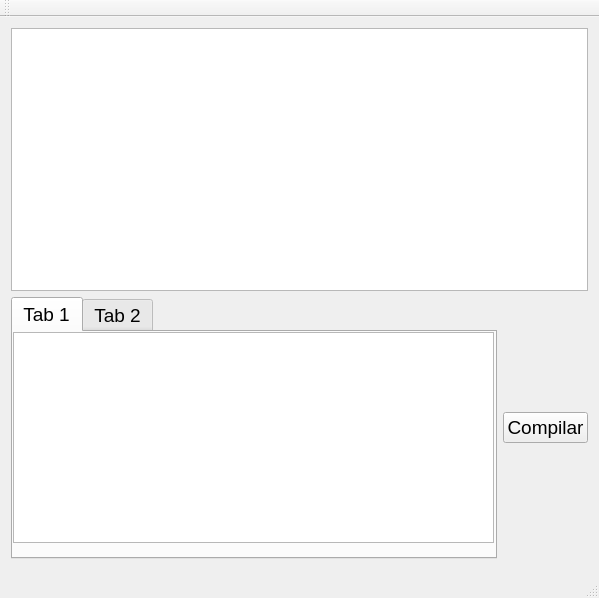
The window that Teste/backup/janela.ui (andrei528/Compilador) describes before a commit, drawn with Qt 5.
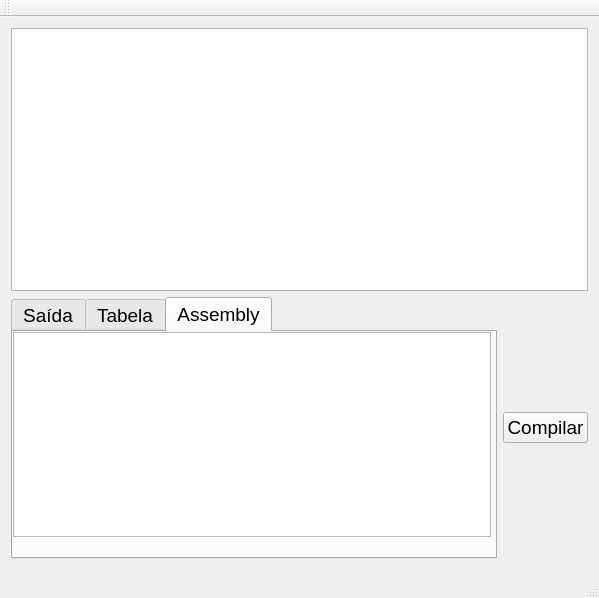
The same window after the commit.

What changed in the file:
```diff
--- a/Teste/backup/janela.ui
+++ b/Teste/backup/janela.ui
@@ -28,11 +28,11 @@
       <item>
        <widget class="QTabWidget" name="tabWidget">
         <property name="currentIndex">
-         <number>0</number>
+         <number>2</number>
         </property>
         <widget class="QWidget" name="tab">
          <attribute name="title">
-          <string>Tab 1</string>
+          <string>Saída</string>
          </attribute>
          <widget class="QTextEdit" name="saida">
           <property name="enabled">
@@ -59,7 +59,7 @@
         </widget>
         <widget class="QWidget" name="tab_2">
          <attribute name="title">
-          <string>Tab 2</string>
+          <string>Tabela</string>
          </attribute>
          <widget class="QTableWidget" name="tableWidget">
           <property name="geometry">
@@ -72,6 +72,24 @@
           </property>
          </widget>
         </widget>
+        <widget class="QWidget" name="tab_3">
+         <attribute name="title">
+          <string>Assembly</string>
+         </attribute>
+         <widget class="QPlainTextEdit" name="assembly">
+          <property name="geometry">
+           <rect>
+            <x>0</x>
+            <y>0</y>
+            <width>478</width>
+            <height>205</height>
+           </rect>
+          </property>
+          <property name="readOnly">
+           <bool>true</bool>
+          </property>
+         </widget>
+        </widget>
        </widget>
       </item>
       <item>
```
